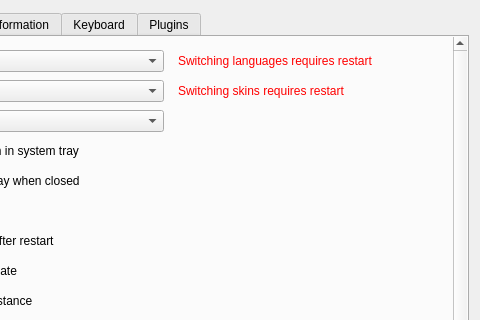
Old version of the form src/preferencesDialog.ui in the repository nulloy/nulloy; both pictures show x 134 to 614 and y 0 to 320 of the 614 by 655 pixel window.
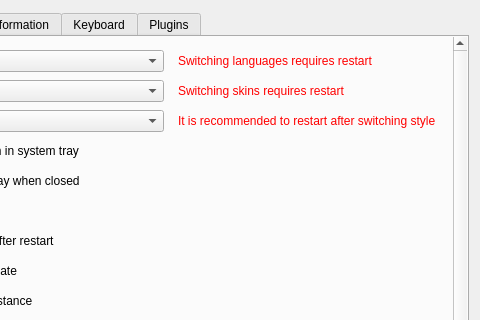
New version of the form. Custom widgets are drawn as their Qt base class.

Commit message: style switch restart note

```diff
--- a/src/preferencesDialog.ui
+++ b/src/preferencesDialog.ui
@@ -309,6 +309,13 @@
                   <verstretch>0</verstretch>
                  </sizepolicy>
                 </property>
+                <property name="styleSheet">
+                  <string notr="true">color: red;
+padding: 5px;</string>
+                </property>
+                <property name="text">
+                  <string>It is recommended to restart after switching style</string>
+                </property>
                </widget>
               </item>
               <item>
```
Left out of the diff: 2 changed lines with no effect on the pictures. The commit also changes 1 other file.
